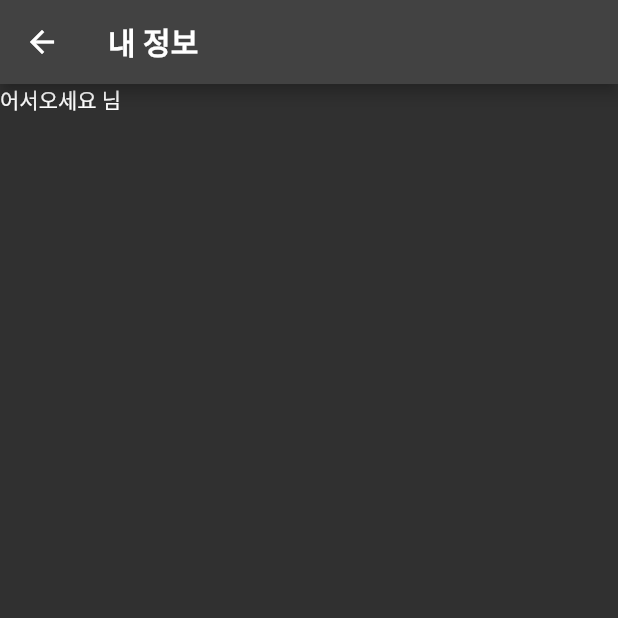
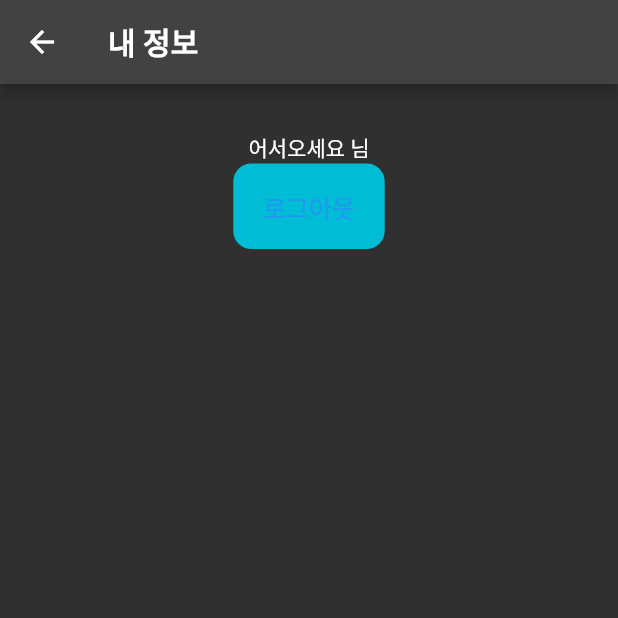
Before and after one commit to Zvckaya/Project_A, a Flutter app: the screen it shows once a user with an empty profile is signed in, after a tap on the "perm identity" icon, on a phone screen of 412 x 824 dp, the top half of it. Run offline on Flutter 3.47's test engine with Material 2 defaults, Android fonts, the phone set to English and light mode, and no system bars; our stand-ins replace cloud_firestore, firebase_auth, firebase_core; accounts and stored records are empty.

Commit message:
리스트뷰 이슈 해결

```diff
--- a/lib/screen/home.dart
+++ b/lib/screen/home.dart
@@ -2,10 +2,12 @@ import 'package:firebase_auth/firebase_auth.dart';
 import 'package:flutter/cupertino.dart';
 
 import 'package:flutter/material.dart';
+import 'package:project_a/constants/gaps.dart';
+import 'package:project_a/constants/sizes.dart';
 import 'package:project_a/firebase/auth.dart';
 import 'package:project_a/firebase/user_provider.dart';
 import 'package:project_a/screen/mypage.dart';
-import 'package:project_a/widget/Button_logout.dart';
+import 'package:project_a/widget/cupButton.dart';
 import 'package:provider/provider.dart';
 
 class HomePage extends StatefulWidget {
@@ -20,10 +22,6 @@ class _HomePageState extends State<HomePage> {
   void initState() {
     super.initState();
     addData();
-  }
-
-  Future<void> signOut() async {
-    await Auth().signOut();
   }
 
   addData() async {
@@ -67,12 +65,51 @@ class _HomePageState extends State<HomePage> {
           )
         ],
       ),
-      body: SafeArea(
-        child: Center(
-          child: Column(
-            children: [cupButton("logout", signOut)],
+      body: Column(
+        mainAxisSize: MainAxisSize.min,
+        children: [
+          Container(
+            height: 200,
+            child: Padding(
+              padding: const EdgeInsets.only(top: 8),
+              child: ListView.builder(
+                scrollDirection: Axis.horizontal,
+                itemBuilder: (BuildContext context, int index) {
+                  return Padding(
+                    padding: const EdgeInsets.only(left: 20),
+                    child: Container(
+                      decoration: BoxDecoration(
+                          color: const Color.fromARGB(255, 78, 78, 78),
+                          borderRadius: BorderRadius.circular(10)),
+                      width: 300,
+                      height: 100,
+                      child: Padding(
+                        padding: const EdgeInsets.all(10.0),
+                        child: Column(
+                          crossAxisAlignment: CrossAxisAlignment.start,
+                          children: [
+                            Row(
+                              children: [
+                                Text(
+                                  '오늘의 일정 💡',
+                                  style: TextStyle(
+                                      fontWeight: FontWeight.bold,
+                                      fontSize: 20),
+                                ),
+                              ],
+                            ),
+                          ],
+                        ),
+                      ),
+                    ),
+                  );
+                },
+                itemCount: 5,
+              ),
+            ),
           ),
-        ),
+          Gaps.v44,
+        ],
       ),
     );
   }
--- a/lib/screen/mypage.dart
+++ b/lib/screen/mypage.dart
@@ -1,6 +1,9 @@
 import 'package:flutter/material.dart';
+import 'package:project_a/constants/gaps.dart';
+import 'package:project_a/firebase/auth.dart';
 import 'package:project_a/firebase/user_provider.dart';
 import 'package:project_a/models/user.dart' as model;
+import 'package:project_a/widget/cupButton.dart';
 import 'package:provider/provider.dart';
 
 class MyPage extends StatefulWidget {
@@ -14,6 +17,9 @@ class _MyPageState extends State<MyPage> {
   @override
   Widget build(BuildContext context) {
     final model.User? user = Provider.of<UserProvider>(context).getUser;
+    Future<void> signOut() async {
+      await Auth().signOut();
+    }
 
     return Scaffold(
       appBar: AppBar(
@@ -25,11 +31,18 @@ class _MyPageState extends State<MyPage> {
           ),
         ),
       ),
-      body: Column(children: [
-        Container(
-          child: Text('어서오세요 ${user?.username}님'),
-        )
-      ]),
+      body: Center(
+        child: Column(children: [
+          Gaps.v32,
+          Container(
+            child: Text('어서오세요 ${user?.username}님'),
+          ),
+          cupButton(
+            '로그아웃',
+            signOut,
+          )
+        ]),
+      ),
     );
   }
 }
--- a/lib/widget/cupButton.dart
+++ b/lib/widget/cupButton.dart
@@ -3,6 +3,7 @@ import 'package:flutter/material.dart';
 
 Widget cupButton(String text, VoidCallback? fc) {
   return CupertinoButton(
+    color: Colors.cyan,
     child: Text(text),
     onPressed: fc,
   );
```
